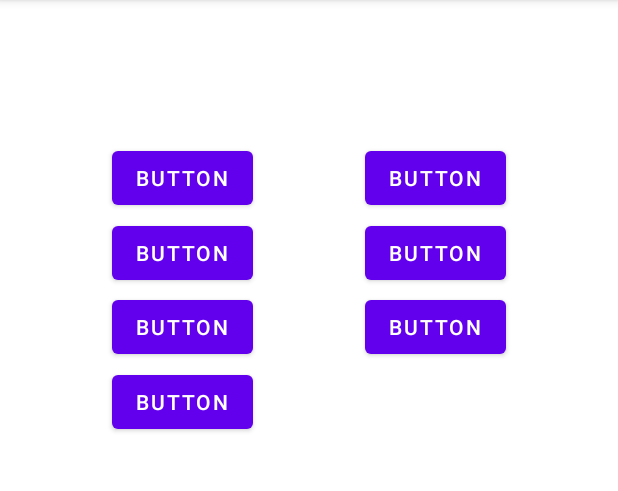
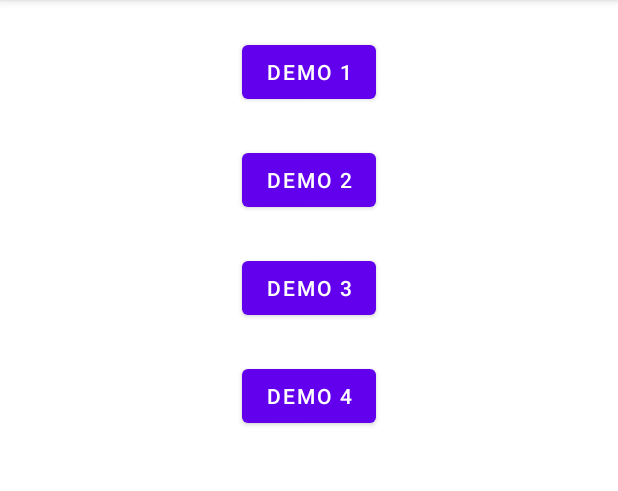
Before and after one commit to rodrigomartind/DemoConstraintLayoutUTN, an Android app: the screen it shows after launch (Demo4 before the commit, MainActivity after it), on a phone screen of 412 x 824 dp, the part 84-575 px from its top. Run offline under Robolectric (Android 15) with nearby library versions, the phone set to English and light mode, and no system bars.

Commit message:
demos live

```diff
--- a/app/src/main/java/com/androidutnba/democonstraintlayoututn/Demo2.kt
+++ b/app/src/main/java/com/androidutnba/democonstraintlayoututn/Demo2.kt
@@ -20,7 +20,7 @@ class Demo2 : AppCompatActivity() {
         button = findViewById(R.id.button)
         button?.setOnClickListener {
             show = if (show) {
-                revertAnimation(
+                showAnimation(
                     constraintLayout!!,
                     R.layout.demo2_layout,
                     BounceInterpolator()
--- a/app/src/main/java/com/androidutnba/democonstraintlayoututn/Demo_3.kt
+++ b/app/src/main/java/com/androidutnba/democonstraintlayoututn/Demo3.kt
@@ -7,7 +7,7 @@ import android.view.animation.OvershootInterpolator
 import android.widget.Button
 import androidx.constraintlayout.widget.ConstraintLayout
 
-class Demo_3 : AppCompatActivity() {
+class Demo3 : AppCompatActivity() {
     var button: Button? = null
     var show = false
     var constraintLayout: ConstraintLayout? = null
@@ -18,7 +18,7 @@ class Demo_3 : AppCompatActivity() {
         button = findViewById(R.id.button2)
         button?.setOnClickListener {
             show = if (show) {
-                revertAnimation(
+                showAnimation(
                     constraintLayout!!,
                     R.layout.demo3_layout,
                     OvershootInterpolator()
--- a/app/src/main/java/com/androidutnba/democonstraintlayoututn/Demo4.kt
+++ b/app/src/main/java/com/androidutnba/democonstraintlayoututn/Demo4.kt
@@ -18,7 +18,7 @@ class Demo4 : AppCompatActivity() {
         flow = findViewById(R.id.flow)
         flow?.setOnClickListener {
             show = if (show) {
-                revertAnimation(
+                showAnimation(
                     constraintLayout!!,
                     R.layout.demo4_layout,
                     AnticipateInterpolator()
--- /dev/null
+++ b/app/src/main/java/com/androidutnba/democonstraintlayoututn/MainActivity.kt
@@ -0,0 +1,28 @@
+package com.androidutnba.democonstraintlayoututn
+
+import android.content.Intent
+import androidx.appcompat.app.AppCompatActivity
+import android.os.Bundle
+import android.widget.Button
+
+class MainActivity : AppCompatActivity() {
+    override fun onCreate(savedInstanceState: Bundle?) {
+        super.onCreate(savedInstanceState)
+        setContentView(R.layout.activity_main)
+        findViewById<Button>(R.id.demo1).setOnClickListener {
+            startActivity(Intent(this, Demo1::class.java))
+        }
+
+        findViewById<Button>(R.id.demo2).setOnClickListener {
+            startActivity(Intent(this, Demo2::class.java))
+        }
+
+        findViewById<Button>(R.id.demo3).setOnClickListener {
+            startActivity(Intent(this, Demo3::class.java))
+        }
+
+        findViewById<Button>(R.id.demo4).setOnClickListener {
+            startActivity(Intent(this, Demo4::class.java))
+        }
+    }
+}
--- /dev/null
+++ b/app/src/main/res/layout/activity_main.xml
@@ -0,0 +1,48 @@
+<?xml version="1.0" encoding="utf-8"?>
+<androidx.constraintlayout.widget.ConstraintLayout xmlns:android="http://schemas.android.com/apk/res/android"
+    xmlns:app="http://schemas.android.com/apk/res-auto"
+    xmlns:tools="http://schemas.android.com/tools"
+    android:layout_width="match_parent"
+    android:layout_height="match_parent"
+    tools:context=".MainActivity">
+
+    <Button
+        android:id="@+id/demo1"
+        android:layout_width="wrap_content"
+        android:layout_height="wrap_content"
+        android:layout_marginTop="24dp"
+        android:text="Demo 1"
+        app:layout_constraintEnd_toEndOf="parent"
+        app:layout_constraintStart_toStartOf="parent"
+        app:layout_constraintTop_toTopOf="parent" />
+
+    <Button
+        android:id="@+id/demo2"
+        android:layout_width="wrap_content"
+        android:layout_height="wrap_content"
+        android:layout_marginTop="24dp"
+        android:text="demo 2"
+        app:layout_constraintEnd_toEndOf="parent"
+        app:layout_constraintStart_toStartOf="parent"
+        app:layout_constraintTop_toBottomOf="@+id/demo1" />
+
+    <Button
+        android:id="@+id/demo3"
+        android:layout_width="wrap_content"
+        android:layout_height="wrap_content"
+        android:layout_marginTop="24dp"
+        android:text="demo 3"
+        app:layout_constraintEnd_toEndOf="parent"
+        app:layout_constraintStart_toStartOf="parent"
+        app:layout_constraintTop_toBottomOf="@+id/demo2" />
+
+    <Button
+        android:id="@+id/demo4"
+        android:layout_width="wrap_content"
+        android:layout_height="wrap_content"
+        android:layout_marginTop="24dp"
+        android:text="demo 4"
+        app:layout_constraintEnd_toEndOf="parent"
+        app:layout_constraintStart_toStartOf="parent"
+        app:layout_constraintTop_toBottomOf="@+id/demo3" />
+</androidx.constraintlayout.widget.ConstraintLayout>
--- a/app/src/main/res/layout/demo3_layout.xml
+++ b/app/src/main/res/layout/demo3_layout.xml
@@ -5,12 +5,12 @@
     android:id="@+id/constraintInit"
     android:layout_width="match_parent"
     android:layout_height="match_parent"
-    tools:context=".Demo_3">
+    tools:context=".Demo3">
 
     <ImageView
         android:id="@+id/imageView2"
-        android:layout_width="wrap_content"
-        android:layout_height="wrap_content"
+        android:layout_width="150dp"
+        android:layout_height="150dp"
         android:scaleType="centerCrop"
         app:layout_constraintBottom_toBottomOf="parent"
         app:layout_constraintEnd_toEndOf="parent"
--- a/app/src/main/res/layout/demo3_layout_expand.xml
+++ b/app/src/main/res/layout/demo3_layout_expand.xml
@@ -5,7 +5,7 @@
     android:id="@+id/constraintInit"
     android:layout_width="match_parent"
     android:layout_height="match_parent"
-    tools:context=".Demo_3">
+    tools:context=".Demo3">
 
     <ImageView
         android:id="@+id/imageView2"
--- a/app/src/main/res/layout/demo4_layout.xml
+++ b/app/src/main/res/layout/demo4_layout.xml
@@ -50,11 +50,11 @@
         android:text="Button" />
 
     <androidx.constraintlayout.helper.widget.Flow
+        android:id="@+id/flow"
         android:layout_width="0dp"
         android:layout_height="200dp"
         android:layout_marginTop="93dp"
         android:orientation="horizontal"
-        android:id="@+id/flow"
         app:constraint_referenced_ids="buttonOne, buttonTwo, buttonThree, buttonFour, buttonFive, buttonSix, buttonSeven"
         app:flow_maxElementsWrap="2"
         app:flow_wrapMode="aligned"
```
Also changed, not shown: app/src/main/AndroidManifest.xml (+4 -4 lines), app/src/main/java/com/androidutnba/democonstraintlayoututn/Demo1.kt (+11 -5 lines), app/src/main/java/com/androidutnba/democonstraintlayoututn/ExtensionFunctionsContext.kt (+6 -18 lines), app/src/main/java/com/androidutnba/democonstraintlayoututn/Extensions.kt (added, +8 -0 lines), app/src/main/res/layout/demo.xml (added, +38 -0 lines), app/src/main/res/layout/demo4_layout_expand.xml (+7 -7 lines).
